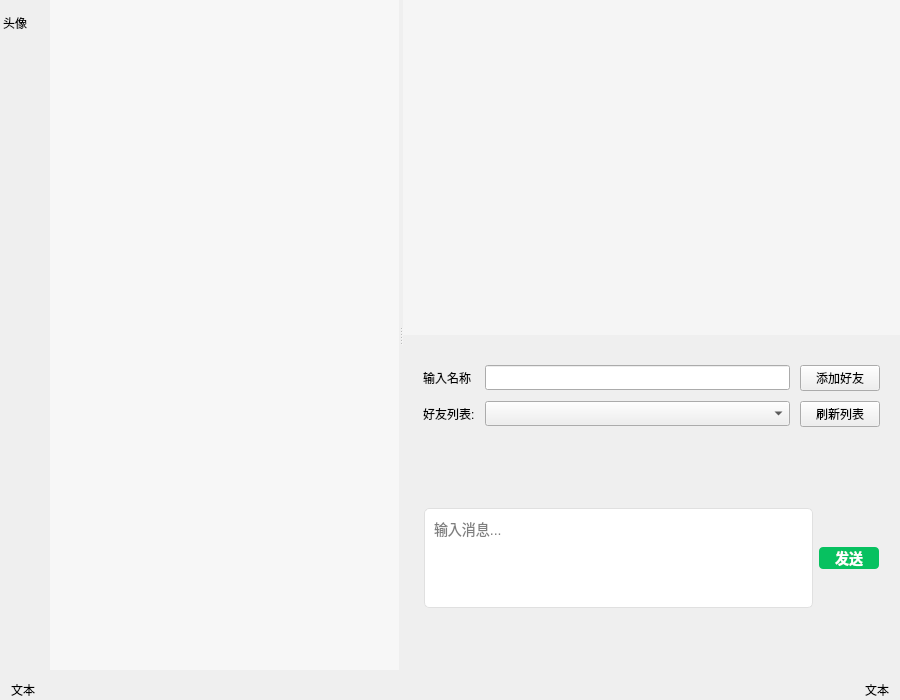
First picture: the form in MyChatDemo/src/ui/mainwindow.ui, repository yihengpromax/git-study, before the edit.
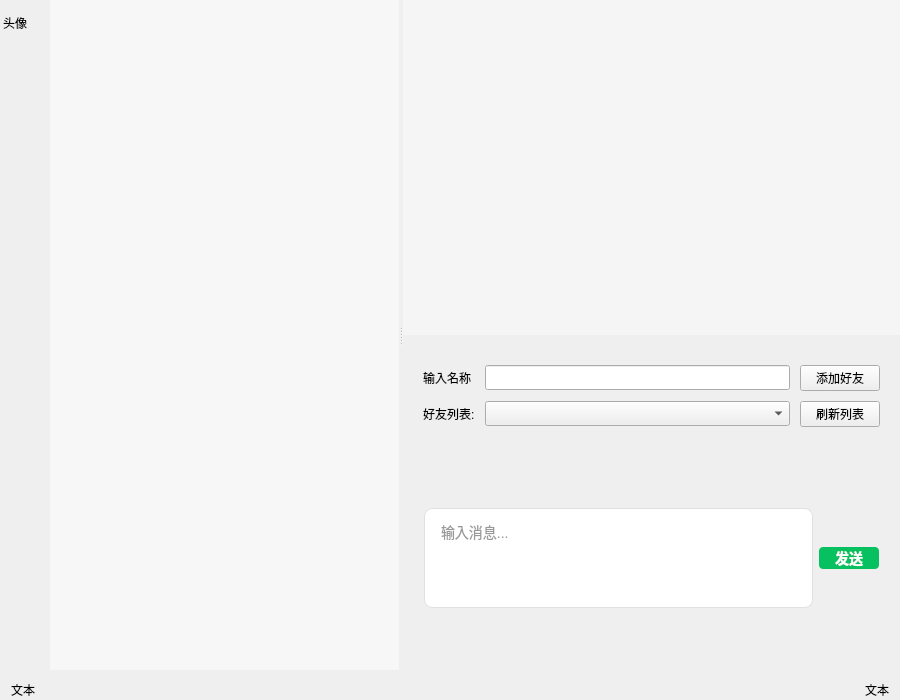
Second picture: the form after the edit.

```diff
--- a/MyChatDemo/src/ui/mainwindow.ui
+++ b/MyChatDemo/src/ui/mainwindow.ui
@@ -318,14 +318,27 @@
                   </property>
                   <property name="styleSheet">
                    <string notr="true">QTextEdit {
+    background-color: #ffffff;
     border: 1px solid #e0e0e0;
-    border-radius: 5px;
-    padding: 5px;
+    border-radius: 8px;
+    padding: 8px 12px;
+    font-family: &quot;Microsoft YaHei&quot;, &quot;微软雅黑&quot;, &quot;Helvetica Neue&quot;, Helvetica, Arial, sans-serif;
     font-size: 14px;
-    background-color: white;
+    color: #333333;
+    line-height: 1.4;
+    /* 去掉默认的轮廓线 */
+    outline: none;
 }
+
+/* 聚焦时的样式 */
 QTextEdit:focus {
     border-color: #07c160;
+    background-color: #ffffff;
+}
+
+/* 占位符文本样式（需要 Qt 5.12+） */
+QTextEdit[placeholderText=&quot;&quot;] {
+    color: #999999;
 }</string>
                   </property>
                   <property name="placeholderText">
```
Left out of the diff: 11 changed lines with no effect on the pictures.
